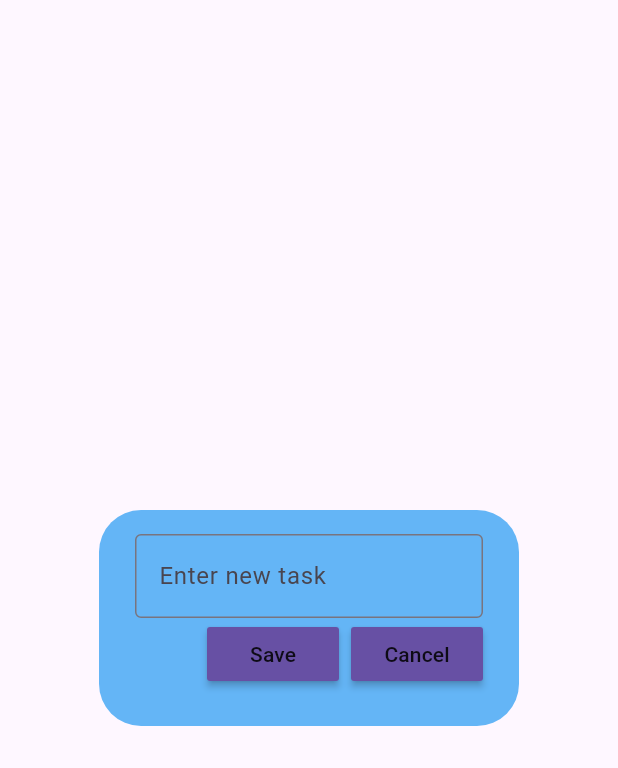
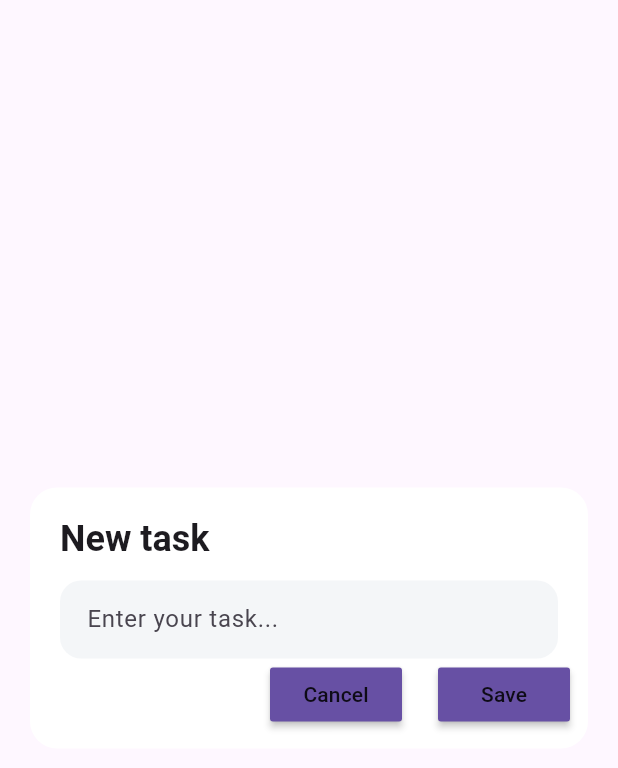
Before and after one commit to Luchitha7/To-do_Flutter, a Flutter app: the DialogBox widget shown alone on an empty page, opened directly with empty values, on a phone screen of 412 x 824 dp. Shown: the top 768 px of the screen. Run offline on Flutter 3.47's test engine with Material 3 defaults, Android fonts, the phone set to English and light mode, and no system bars.

Commit message:
Enhance the UI for task creation

```diff
--- a/lib/pages/home_page.dart
+++ b/lib/pages/home_page.dart
@@ -74,11 +74,19 @@ void createNewTask(){
         elevation: 0,
       ),
 
-      floatingActionButton: FloatingActionButton(
-        onPressed: createNewTask,
-        child: Icon(Icons.add),
-
-      ),
+      floatingActionButton: FloatingActionButton.extended(
+  onPressed: createNewTask,
+  backgroundColor: Colors.blue[600],
+  elevation: 6,
+  icon: const Icon(Icons.add, color: Colors.white),
+  label: const Text(
+    "Add task",
+    style: TextStyle(fontWeight: FontWeight.w600, color: Colors.white),
+  ),
+  shape: RoundedRectangleBorder(
+    borderRadius: BorderRadius.circular(16),
+  ),
+),
       body: ListView.builder(
         itemCount: todoList.length,
         itemBuilder: (context, index) {
--- a/lib/util/dialog_box.dart
+++ b/lib/util/dialog_box.dart
@@ -16,36 +16,48 @@ class DialogBox extends StatelessWidget {
   @override
   Widget build(BuildContext context) {
     return AlertDialog(
-        backgroundColor: Colors.blue[300],
-        content: Column(
+      backgroundColor: Colors.white,
+      elevation: 10,
+      shape: RoundedRectangleBorder(
+        borderRadius: BorderRadius.circular(18),
+      ),
+      insetPadding: const EdgeInsets.symmetric(horizontal: 20, vertical: 24),
+      titlePadding: const EdgeInsets.fromLTRB(20, 18, 20, 0),
+      contentPadding: const EdgeInsets.fromLTRB(20, 12, 20, 0),
+      actionsPadding: const EdgeInsets.fromLTRB(12, 0, 12, 12),
+      title: const Text(
+        "New task",
+        style: TextStyle(fontWeight: FontWeight.w700),
+      ),
+      content: SizedBox(
+        width: 360, // gives a nice consistent dialog width
+        child: Column(
           mainAxisSize: MainAxisSize.min,
           children: [
-            //get user inputs
             TextField(
               controller: controller,
+              textInputAction: TextInputAction.done,
+              onSubmitted: (_) => onSave(),
               decoration: InputDecoration(
-                    border: OutlineInputBorder(),
-                    hintText: "Enter new task",
-                ),//end of decoration
+                hintText: "Enter your task...",
+                filled: true,
+                fillColor: const Color(0xFFF4F6F8),
+                contentPadding:
+                    const EdgeInsets.symmetric(horizontal: 14, vertical: 14),
+                border: OutlineInputBorder(
+                  borderRadius: BorderRadius.circular(14),
+                  borderSide: BorderSide.none,
                 ),
-
-            //buttons -> save new task
-            Row(
-                mainAxisAlignment: MainAxisAlignment.end,
-                children:[
-                    //save new task button
-                    MyButton(text: "Save", onPressed: onSave),
-
-
-
-                    const SizedBox(width: 8),
-
-
-                    //cancel button
-                    MyButton(text: "Cancel", onPressed: onCancel),
+              ),
+            ),
           ],
         ),
-            ]),//end of column
+      ),
+      actions: [
+        MyButton(text: "Cancel", onPressed: onCancel),
+        const SizedBox(width: 8),
+        MyButton(text: "Save", onPressed: onSave),
+      ],
     );//end of alert dialog
   }
 }
```
Lines whose indentation alone changed are shown as unchanged.
